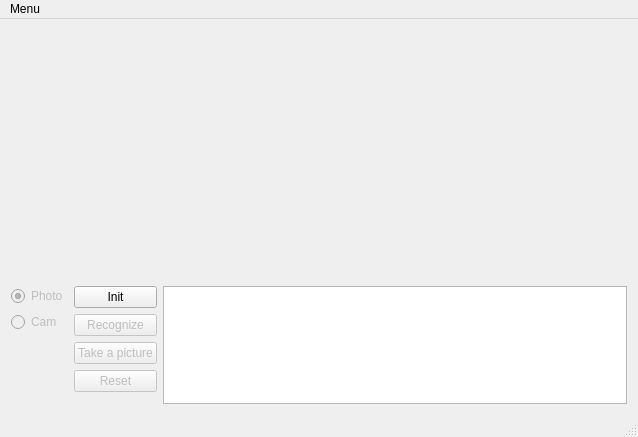
This is mainwindow.ui in StLuke/Face-recognition-and-identification as Qt 5 draws it before an edit. The edited form follows.
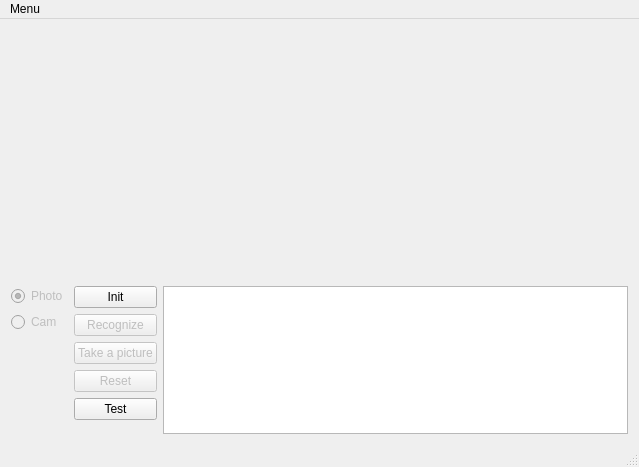
This is the edited form.

```diff
--- a/mainwindow.ui
+++ b/mainwindow.ui
@@ -6,8 +6,8 @@
    <rect>
     <x>0</x>
     <y>0</y>
-    <width>638</width>
-    <height>437</height>
+    <width>639</width>
+    <height>467</height>
    </rect>
   </property>
   <property name="minimumSize">
@@ -49,8 +49,8 @@
         <rect>
          <x>0</x>
          <y>0</y>
-         <width>638</width>
-         <height>396</height>
+         <width>639</width>
+         <height>426</height>
         </rect>
        </property>
        <layout class="QGridLayout" name="gridLayout_2">
@@ -171,6 +171,13 @@
               </property>
              </widget>
             </item>
+            <item>
+             <widget class="QPushButton" name="button5">
+              <property name="text">
+               <string>Test</string>
+              </property>
+             </widget>
+            </item>
             <item>
              <spacer name="verticalSpacer_2">
               <property name="orientation">
@@ -206,7 +213,7 @@
     <rect>
      <x>0</x>
      <y>0</y>
-     <width>638</width>
+     <width>639</width>
      <height>21</height>
     </rect>
    </property>
```
